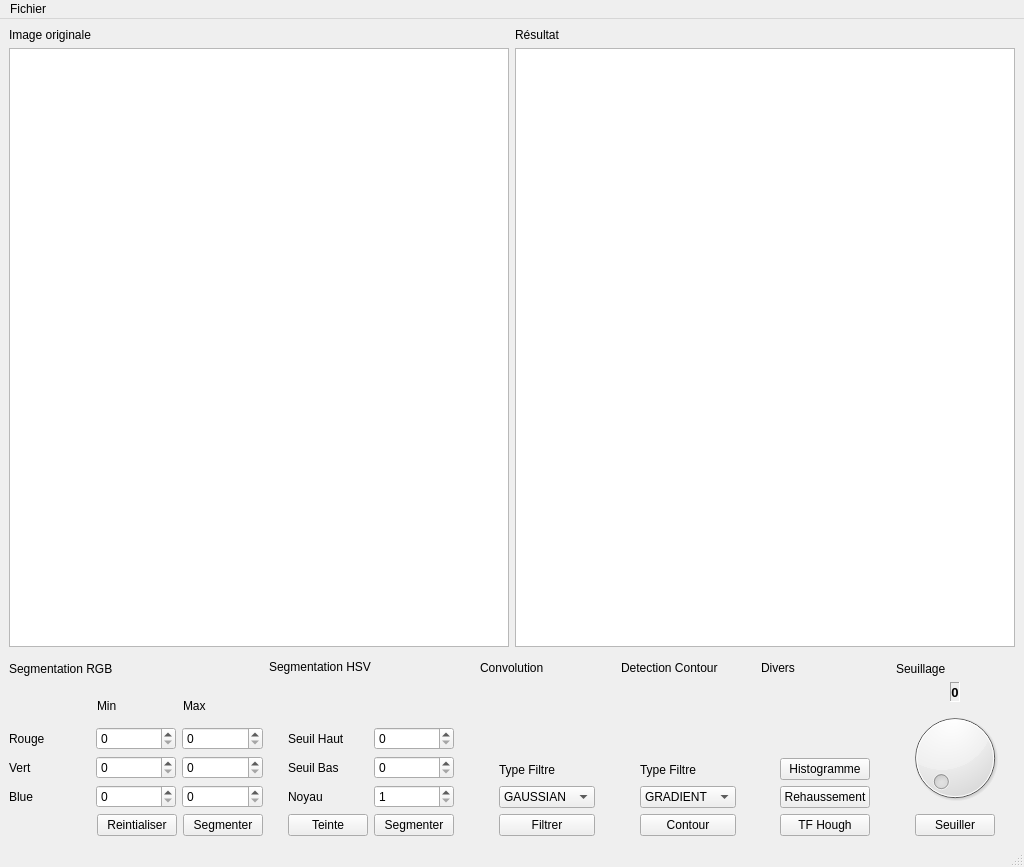
Qt form Facility/processingwindow.ui (etsi-kekeli/gestion_bibliotheque_image) before a commit.
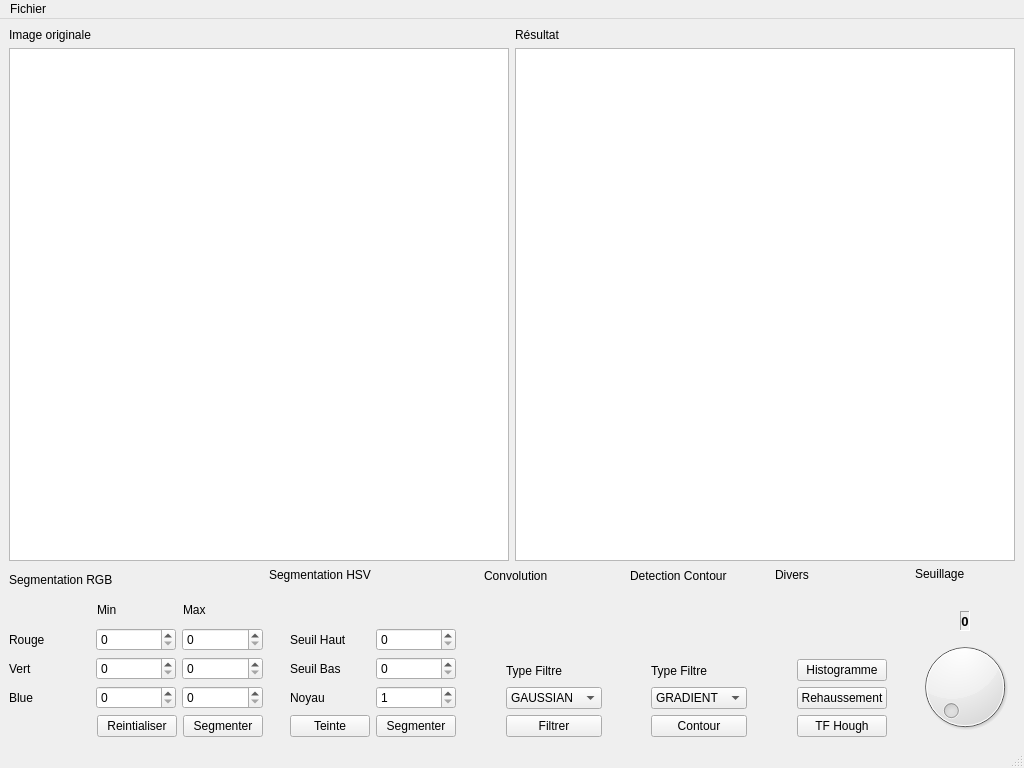
The same form after that commit.

Commit message: implementation du seuillage dans l'interface

Patch:
```diff
--- a/Facility/processingwindow.ui
+++ b/Facility/processingwindow.ui
@@ -7,7 +7,7 @@
     <x>0</x>
     <y>0</y>
     <width>1024</width>
-    <height>867</height>
+    <height>768</height>
    </rect>
   </property>
   <property name="sizePolicy">
@@ -924,7 +924,7 @@
            <enum>QLayout::SizeConstraint::SetDefaultConstraint</enum>
           </property>
           <property name="topMargin">
-           <number>9</number>
+           <number>0</number>
           </property>
           <item>
            <widget class="QLabel" name="label_13">
@@ -933,6 +933,22 @@
             </property>
            </widget>
           </item>
+          <item>
+           <spacer name="verticalSpacer_5">
+            <property name="orientation">
+             <enum>Qt::Orientation::Vertical</enum>
+            </property>
+            <property name="sizeType">
+             <enum>QSizePolicy::Policy::Preferred</enum>
+            </property>
+            <property name="sizeHint" stdset="0">
+             <size>
+              <width>20</width>
+              <height>24</height>
+             </size>
+            </property>
+           </spacer>
+          </item>
           <item>
            <layout class="QHBoxLayout" name="horizontalLayout_9">
             <item>
@@ -1030,55 +1046,6 @@
             </property>
            </widget>
           </item>
-          <item>
-           <layout class="QHBoxLayout" name="horizontalLayout_2">
-            <item>
-             <spacer name="horizontalSpacer_3">
-              <property name="orientation">
-               <enum>Qt::Orientation::Horizontal</enum>
-              </property>
-              <property name="sizeType">
-               <enum>QSizePolicy::Policy::Preferred</enum>
-              </property>
-              <property name="sizeHint" stdset="0">
-               <size>
-                <width>40</width>
-                <height>20</height>
-               </size>
-              </property>
-             </spacer>
-            </item>
-            <item>
-             <widget class="QPushButton" name="SeuillageButton">
-              <property name="sizePolicy">
-               <sizepolicy hsizetype="Preferred" vsizetype="Preferred">
-                <horstretch>0</horstretch>
-                <verstretch>0</verstretch>
-               </sizepolicy>
-              </property>
-              <property name="text">
-               <string>Seuiller</string>
-              </property>
-             </widget>
-            </item>
-            <item>
-             <spacer name="horizontalSpacer_4">
-              <property name="orientation">
-               <enum>Qt::Orientation::Horizontal</enum>
-              </property>
-              <property name="sizeType">
-               <enum>QSizePolicy::Policy::Preferred</enum>
-              </property>
-              <property name="sizeHint" stdset="0">
-               <size>
-                <width>40</width>
-                <height>20</height>
-               </size>
-              </property>
-             </spacer>
-            </item>
-           </layout>
-          </item>
          </layout>
         </item>
        </layout>
```
The commit also changes 2 other files.
